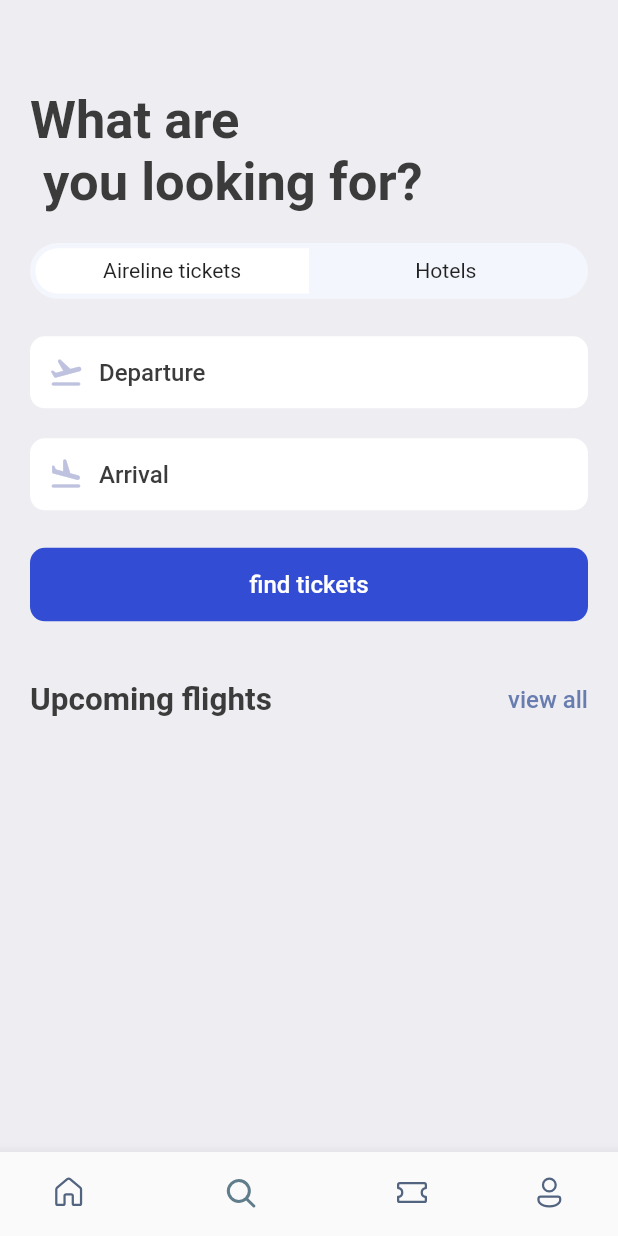
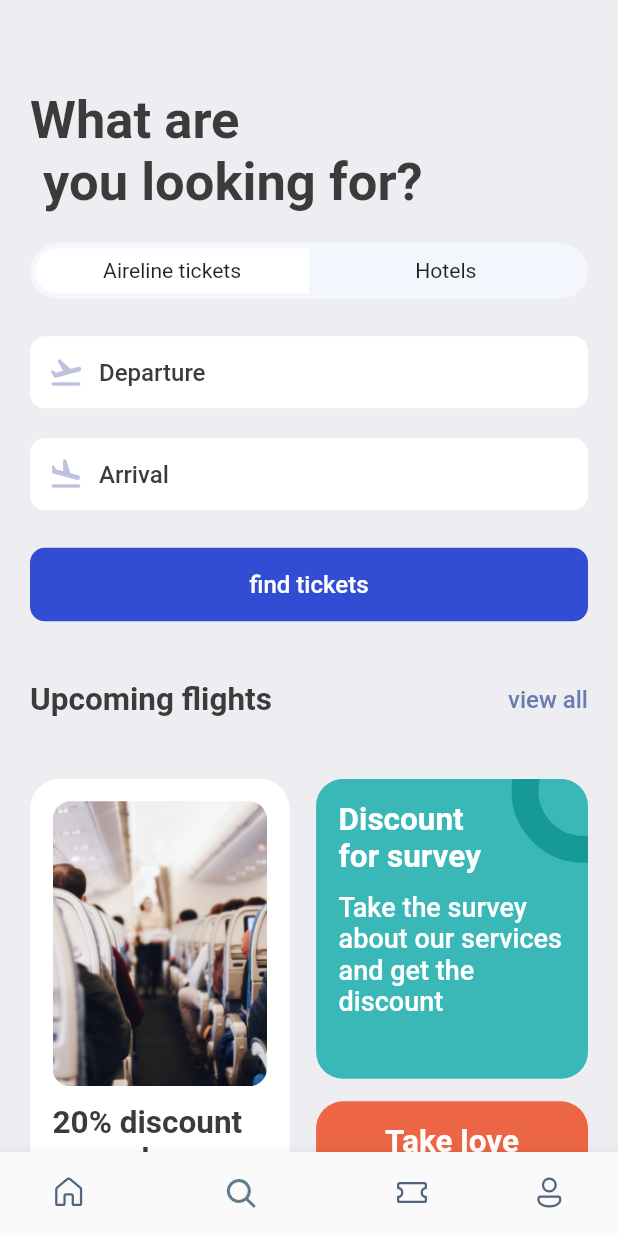
Before and after one commit to Linabousbih/TravelApp, a Flutter app: the screen it shows after launch, item 2 of the bottom bar chosen, on a phone screen of 412 x 824 dp. Run offline on Flutter 3.47's test engine with Material 2 defaults, Android fonts, the phone set to English and light mode, and no system bars; our stand-ins replace fluentui_icons, gap, get.

Commit message:
Second page done

```diff
--- a/lib/screens/search_screen.dart
+++ b/lib/screens/search_screen.dart
@@ -72,19 +72,17 @@ class SearchScreen extends StatelessWidget {
                     color: const Color(0xFFF4F6FD)),
               ),
             ),
-
             Gap(AppLayout.getHeight(25)),
 
             /*************************Second part***********************/
 
-            const IconText(icon : Icons.flight_takeoff_rounded, text:"Departure"),
+            const IconText(
+                icon: Icons.flight_takeoff_rounded, text: "Departure"),
             Gap(AppLayout.getHeight(20)),
-            const IconText(icon : Icons.flight_land_rounded, text:"Arrival"),
-
+            const IconText(icon: Icons.flight_land_rounded, text: "Arrival"),
 
             /*************************Third part***********************/
             Gap(AppLayout.getHeight(25)),
-
             Container(
               padding: EdgeInsets.symmetric(
                   vertical: AppLayout.getHeight(15),
@@ -93,17 +91,140 @@ class SearchScreen extends StatelessWidget {
                   color: Color(0xD91130CE),
                   borderRadius: BorderRadius.circular(AppLayout.getWidth(10))),
               child: Center(
-        child: Text("find tickets",
+                child: Text(
+                  "find tickets",
                   style: Styles.textStyle.copyWith(color: Colors.white),
                 ),
               ),
             ),
 
             /*************************Fourth part***********************/
+            Gap(AppLayout.getHeight(40)),
+            const AppDoubleTextWidget(
+              bigText: "Upcoming flights",
+              smallText: "view all",
+            ),
 
+            /*************************Last part***********************/
             Gap(AppLayout.getHeight(40)),
-    const AppDoubleTextWidget(bigText: "Upcoming flights",smallText: "view all",)
+            Row(
+              mainAxisAlignment: MainAxisAlignment.spaceBetween,
+              children: [
+                Container(
+                  height: AppLayout.getHeight(425),
+                  width: AppLayout.getScreenWidth() * 0.42,
+                  padding: EdgeInsets.symmetric(
+                      vertical: AppLayout.getHeight(15),
+                      horizontal: AppLayout.getWidth(15)),
+                  decoration: BoxDecoration(
+                      borderRadius:
+                          BorderRadius.circular(AppLayout.getHeight(20)),
+                      color: Colors.white,
+                      boxShadow: [
+                        BoxShadow(
+                          color: Colors.grey.shade200,
+                          blurRadius: 1,
+                          spreadRadius: 1,
+                        )
+                      ]),
+                  child: Column(
+                    children: [
+                      Container(
+                        height: AppLayout.getHeight(190),
+                        decoration: BoxDecoration(
+                            borderRadius:
+                                BorderRadius.circular(AppLayout.getHeight(12)),
+                            image: DecorationImage(
+                                fit: BoxFit.cover,
+                                image: AssetImage("assets/images/sit.jpg"))),
+                      ),
+                      Gap(AppLayout.getHeight(12)),
+                      Text(
+                          "20% discount on early booking of this flight. Don't miss out.",
+                          style: Styles.headlineStyleM)
+                    ],
+                  ),
+                ),
+                Column(
+                  children: [
+                    Stack(
+                      children: [
+                        Container(
+                          width: size.width * 0.44,
+                          height: AppLayout.getHeight(200),
+                          decoration: BoxDecoration(
+                              color: Color(0xFF3AB8B8),
+                              borderRadius: BorderRadius.circular(
+                                  AppLayout.getHeight(18))),
+                          padding: EdgeInsets.symmetric(
+                              horizontal: AppLayout.getWidth(15),
+                              vertical: AppLayout.getHeight(15)),
+                          child: Column(
+                              crossAxisAlignment: CrossAxisAlignment.start,
+                              children: [
+                                Text(
+                                  "Discount\nfor survey",
+                                  style: Styles.headlineStyleM.copyWith(
+                                      fontWeight: FontWeight.bold,
+                                      color: Colors.white),
+                                ),
+                                Gap(AppLayout.getHeight(10)),
+                                Text(
+                                  "Take the survey about our services and get the discount",
+                                  style: Styles.headlineStyleM.copyWith(
+                                      fontWeight: FontWeight.w500,
+                                      color: Colors.white,
+                                      fontSize: 18),
+                                ),
+                              ]),
+                        ),
 
+                        Positioned(
+                          right: -45,
+                          top: -40,
+                          child: Container(
+                              padding: EdgeInsets.all(AppLayout.getHeight(30)),
+                              decoration: BoxDecoration(
+                                shape: BoxShape.circle,
+                                border: Border.all(
+                                    width: 18, color: Color(0xFF189999)),
+                              )),
+                        ),
+                      ],
+                    ),
+                    Gap(AppLayout.getHeight(15)),
+                    Container(
+                      width: size.width*0.44,
+                      height: AppLayout.getHeight(210),
+                      padding: EdgeInsets.symmetric(vertical: AppLayout.getHeight(15), horizontal: AppLayout.getWidth(15)),
+                      decoration: BoxDecoration(
+                        borderRadius: BorderRadius.circular(AppLayout.getHeight(18)),
+                        color: const Color(0xFFEC6545)
+                        ),
+                        child: Column(
+                          children: [
+                            Text("Take love", style: Styles.headlineStyleM.copyWith(color: Colors.white, fontWeight: FontWeight.bold),textAlign: TextAlign.center,),
+                            Gap(AppLayout.getHeight(5)),
+                            RichText(text: const TextSpan(children:[
+                              TextSpan(
+                                text: '😍',
+                                style: TextStyle(fontSize: 38)
+                              ),
+                              TextSpan(
+                                text: '🥰',
+                                style: TextStyle(fontSize: 50)
+                              ),TextSpan(
+                                text: '😘',
+                                style: TextStyle(fontSize: 38)
+                              ),
+                            ] ))
+                          ],
+                        ),
+                      ),
+                  ],
+                )
+              ],
+            )
           ]),
     );
   }
```
Lines whose indentation alone changed are shown as unchanged.
